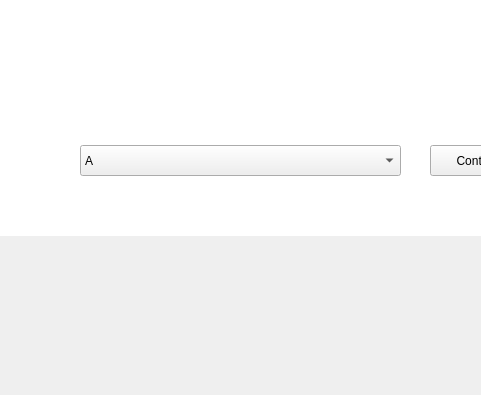
eriklemy/Detetive, file secwindow.ui: the form before one commit; both pictures show x 190 to 671 and y 325 to 720 of the 1080 by 720 pixel window.
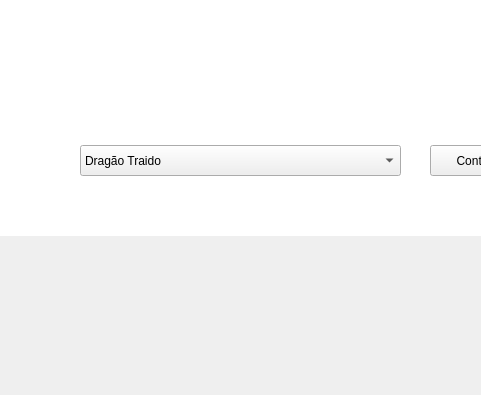
The form after the commit.

```diff
--- a/secwindow.ui
+++ b/secwindow.ui
@@ -68,7 +68,7 @@
     </property>
     <item>
      <property name="text">
-      <string>A</string>
+      <string>Dragão Traido</string>
      </property>
     </item>
     <item>
```
Left out of the diff: 4 changed lines with no effect on the pictures.
